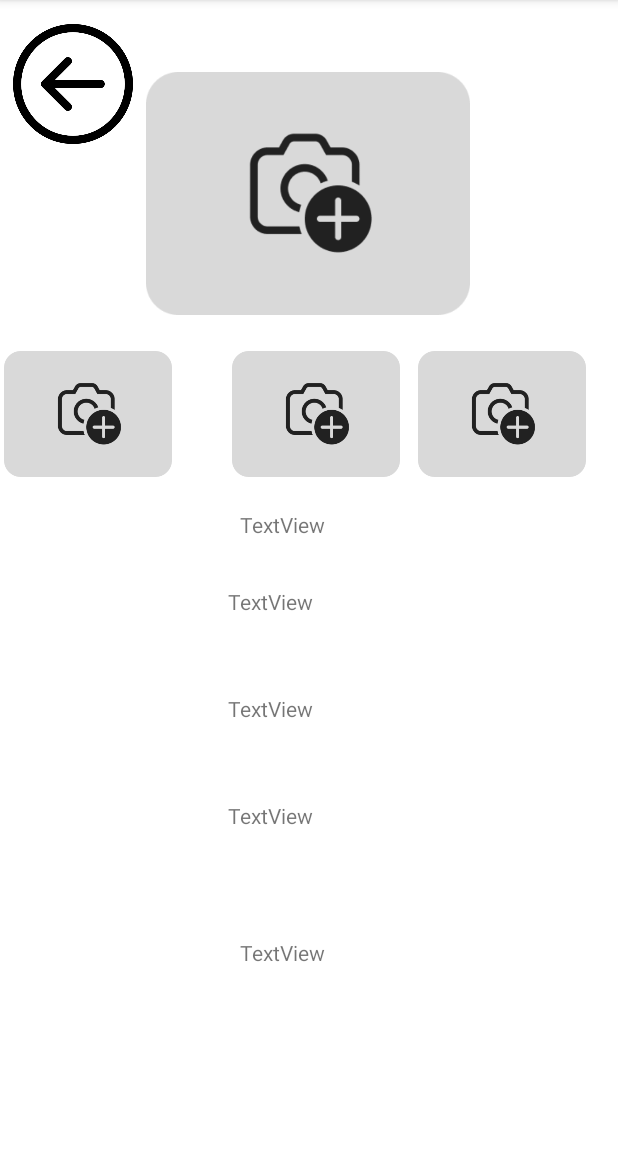
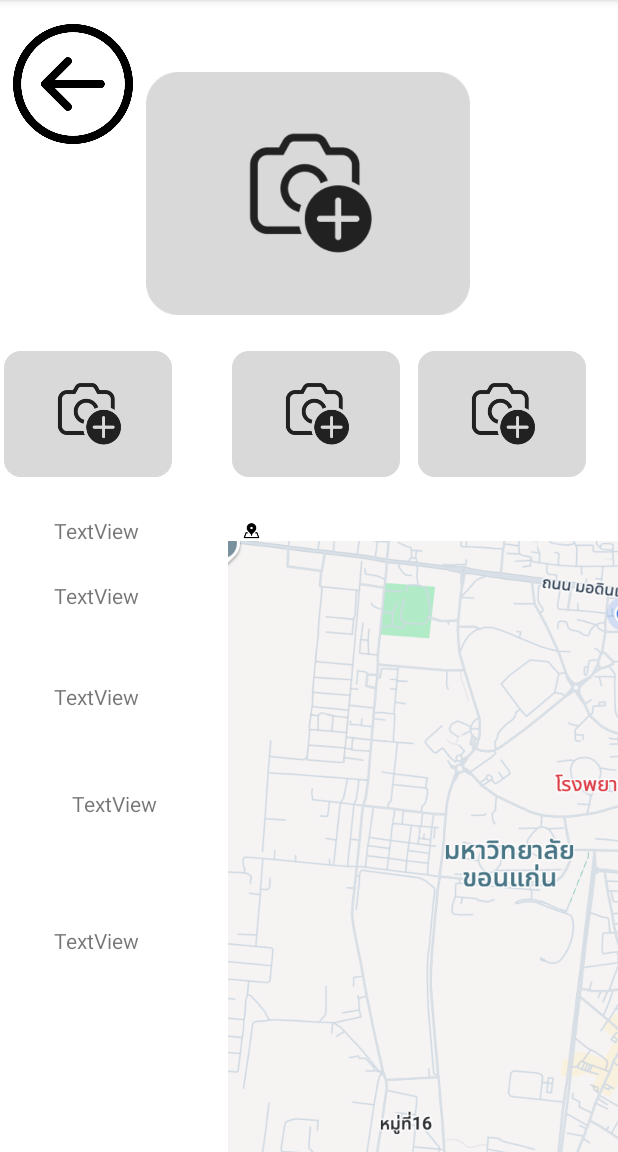
Before and after one commit to JengCharat/kkumissing, an Android app: the More_detail screen opened directly, with no data from a screen before it, on a phone screen of 412 x 824 dp, the part 84-1236 px from its top. Run offline under Robolectric (Android 15) with nearby library versions, the phone set to English and light mode, and no system bars; Roboto replaces fonts that are not available here.

Commit message:
feat/map_ok

```diff
--- a/app/src/main/res/layout/activity_more_detail.xml
+++ b/app/src/main/res/layout/activity_more_detail.xml
@@ -10,8 +10,8 @@
         android:id="@+id/fname"
         android:layout_width="wrap_content"
         android:layout_height="wrap_content"
-        android:layout_marginStart="160dp"
-        android:layout_marginTop="340dp"
+        android:layout_marginStart="36dp"
+        android:layout_marginTop="344dp"
         android:text="TextView"
         app:layout_constraintStart_toStartOf="parent"
         app:layout_constraintTop_toTopOf="parent" />
@@ -20,8 +20,8 @@
         android:id="@+id/lname"
         android:layout_width="wrap_content"
         android:layout_height="wrap_content"
-        android:layout_marginStart="152dp"
-        android:layout_marginTop="32dp"
+        android:layout_marginStart="36dp"
+        android:layout_marginTop="24dp"
         android:text="TextView"
         app:layout_constraintStart_toStartOf="parent"
         app:layout_constraintTop_toBottomOf="@+id/fname" />
@@ -30,8 +30,8 @@
         android:id="@+id/item_type"
         android:layout_width="wrap_content"
         android:layout_height="wrap_content"
-        android:layout_marginStart="152dp"
-        android:layout_marginTop="52dp"
+        android:layout_marginStart="36dp"
+        android:layout_marginTop="48dp"
         android:text="TextView"
         app:layout_constraintStart_toStartOf="parent"
         app:layout_constraintTop_toBottomOf="@+id/lname" />
@@ -40,7 +40,7 @@
         android:id="@+id/lost_place"
         android:layout_width="wrap_content"
         android:layout_height="wrap_content"
-        android:layout_marginStart="152dp"
+        android:layout_marginStart="48dp"
         android:layout_marginTop="52dp"
         android:text="TextView"
         app:layout_constraintStart_toStartOf="parent"
@@ -50,7 +50,7 @@
         android:id="@+id/contact"
         android:layout_width="wrap_content"
         android:layout_height="wrap_content"
-        android:layout_marginStart="160dp"
+        android:layout_marginStart="36dp"
         android:layout_marginTop="72dp"
         android:text="TextView"
         app:layout_constraintStart_toStartOf="parent"
@@ -105,4 +105,24 @@
         app:layout_constraintTop_toBottomOf="@+id/main_img"
         app:srcCompat="@drawable/add_image" />
 
+    <ImageView
+        android:id="@+id/imageView4"
+        android:layout_width="600px"
+        android:layout_height="1000px"
+        android:layout_marginStart="152dp"
+        android:layout_marginTop="332dp"
+        app:layout_constraintStart_toStartOf="parent"
+        app:layout_constraintTop_toTopOf="parent"
+        app:srcCompat="@drawable/map_img" />
+
+    <ImageView
+        android:id="@+id/gps_pin"
+        android:layout_width="15dp"
+        android:layout_height="12dp"
+        android:layout_marginStart="8dp"
+        android:layout_marginTop="16dp"
+        app:layout_constraintStart_toStartOf="@+id/imageView4"
+        app:layout_constraintTop_toTopOf="@+id/imageView4"
+        app:srcCompat="@drawable/map_icon" />
+
 </androidx.constraintlayout.widget.ConstraintLayout>
--- a/app/src/main/res/layout/fragment_report_missing3.xml
+++ b/app/src/main/res/layout/fragment_report_missing3.xml
@@ -128,8 +128,8 @@
         android:id="@+id/get_location"
         android:layout_width="wrap_content"
         android:layout_height="wrap_content"
-        android:layout_marginStart="156dp"
-        android:layout_marginTop="184dp"
+        android:layout_marginStart="164dp"
+        android:layout_marginTop="24dp"
         android:text="Button"
         app:layout_constraintStart_toStartOf="parent"
         app:layout_constraintTop_toBottomOf="@+id/mapSpecifyLocation" />
```
Also changed, not shown: app/src/main/java/com/example/mobileproject/ui/home/More_detail.kt (+48 -0 lines), app/src/main/res/drawable/map_img.png (added).
